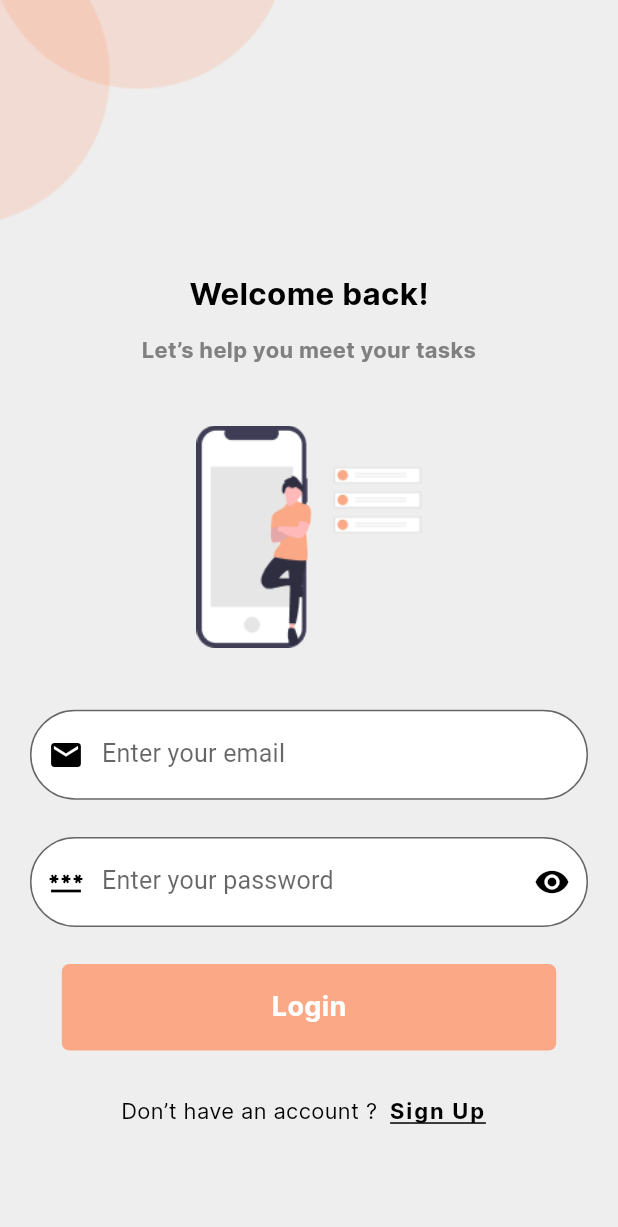
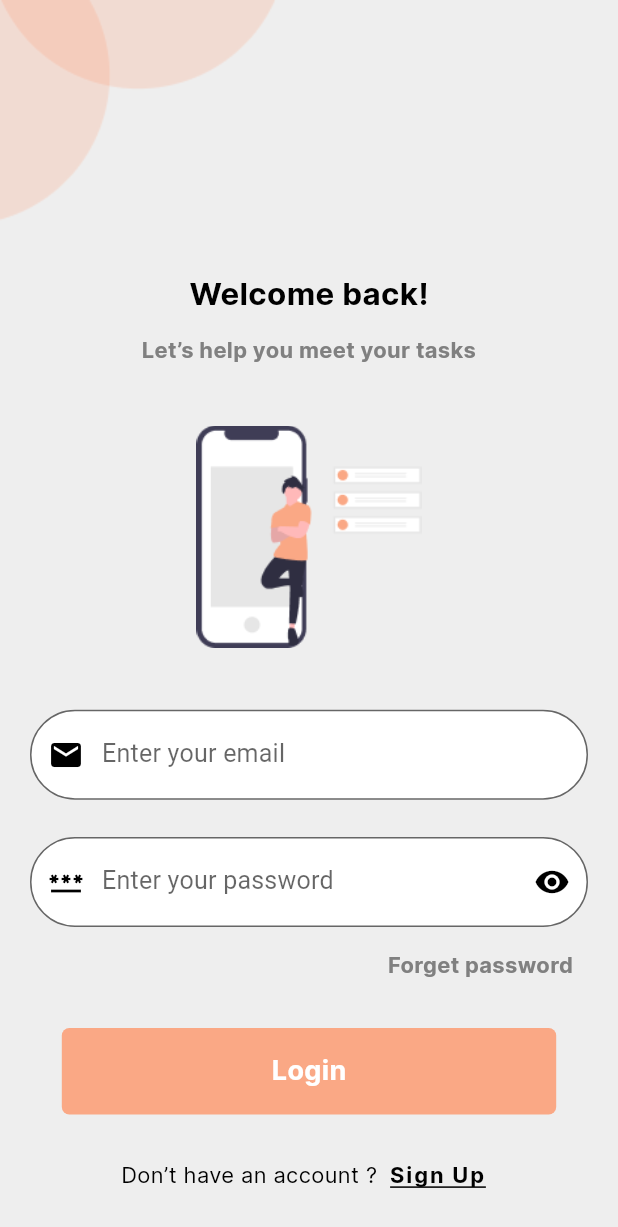
Before and after one commit to muneeb-shahid/Notepad, a Flutter app: the Login screen opened directly, on a phone screen of 412 x 824 dp. Shown: the top 1227 px of the screen. Run offline on Flutter 3.47's test engine with Material 2 defaults, Android fonts, the phone set to English and light mode, and no system bars; our stand-ins replace cloud_firestore, firebase_auth, firebase_core, flutter_screenutil, get, lottie; accounts and stored records are empty.

Commit message:
Eleven commit

```diff
--- a/lib/controller/EmailVerificationController/EmailVerificationController.dart
+++ b/lib/controller/EmailVerificationController/EmailVerificationController.dart
@@ -63,13 +63,13 @@ class EmailVerificationController extends GetxController {
 
   Future<void> checkEmailVerified() async {
     await FirebaseAuth.instance.currentUser!.reload();
-
     _isEmailVerified = !_isEmailVerified;
 
     _isEmailVerified = FirebaseAuth.instance.currentUser!.emailVerified;
 
     if (isEmailVerified) {
       Get.offAll(home());
+      timer?.cancel();
     }
   }
 }
--- a/lib/home.dart
+++ b/lib/home.dart
@@ -1,6 +1,7 @@
 import 'package:cloud_firestore/cloud_firestore.dart';
 import 'package:firebase_auth/firebase_auth.dart';
 import 'package:flutter/material.dart';
+import 'package:get/get.dart';
 
 class home extends StatelessWidget {
   const home({super.key});
--- a/lib/main.dart
+++ b/lib/main.dart
@@ -36,8 +36,8 @@ class MyApp extends StatelessWidget {
           theme: ThemeData(
             textTheme: Typography.englishLike2018.apply(fontSizeFactor: 1.sp),
           ),
-          // getPages: AppRoutes.appRoutes(),
-          home: Login(),
+          getPages: AppRoutes.appRoutes(),
+          // home: Login(),
         );
       },
     );
--- a/lib/view/login/login.dart
+++ b/lib/view/login/login.dart
@@ -84,7 +84,7 @@ class Login extends StatelessWidget {
                           children: [
                             // Email TextFormField
                             TextFormField(
-                              controller: loginController.emailAddress,
+                              controller: loginController.login_emailAddress,
                               focusNode: loginController.focusNode1,
                               onFieldSubmitted: (value) {
                                 FocusScope.of(context)
@@ -120,7 +120,7 @@ class Login extends StatelessWidget {
                             // Password TextFormField
                             TextFormField(
                               obscureText: signUpController.isObscured.value,
-                              controller: loginController.password,
+                              controller: loginController.login_password,
                               focusNode: loginController.focusNode2,
                               style: TextStyle(
                                   color: Colors_Constants.app_black_color),
@@ -163,10 +163,36 @@ class Login extends StatelessWidget {
                   ),
                 ),
                 SizedBox(
+                  height: heightt * 0.02,
+                ),
+                Row(
+                  mainAxisAlignment: MainAxisAlignment.end,
+                  children: [
+                    Padding(
+                      padding: const EdgeInsets.only(right: 30),
+                      child: InkWell(
+                        onTap: () {},
+                        child: Text(
+                          "Forget password",
+                          style: TextStyle(
+                              fontFamily:
+                                  Fonts_Size_Constants.regular_font_family,
+                              fontWeight: FontWeight.bold,
+                              color: Colors_Constants.app_grey_color,
+                              fontSize: Fonts_Size_Constants.text_font_size.sp),
+                        ),
+                      ),
+                    )
+                  ],
+                ),
+                SizedBox(
+                  height: heightt * 0.01,
+                ),
+                SizedBox(
                   height: heightt * 0.03,
                 ),
                 customLogin_SignupButton(
-                    func: () => null,
+                    func: () => loginController.login(),
                     innerColor: Colors_Constants.app_pink_color,
                     textColor: Colors_Constants.app_white_color,
                     text: "Login")
--- a/lib/view/signUp/signUp.dart
+++ b/lib/view/signUp/signUp.dart
@@ -74,7 +74,7 @@ class SignUp extends StatelessWidget {
                             // Name TextFormField
                             TextFormField(
                               controller:
-                                  signUpController.NameTextEditingController,
+                                  signUpController.NameTextEditingController.clear(),
                               keyboardType: TextInputType.name,
                               focusNode: signUpController.focusNode1,
                               onFieldSubmitted: (value) {
@@ -108,7 +108,7 @@ class SignUp extends StatelessWidget {
                             ),
                             // Email TextFormField
                             TextFormField(
-                              controller: signUpController.emailAddress,
+                              controller: signUpController.emailAddress.clear(),
                               focusNode: signUpController.focusNode2,
                               onFieldSubmitted: (value) {
                                 FocusScope.of(context)
@@ -144,7 +144,7 @@ class SignUp extends StatelessWidget {
                             // Password TextFormField
                             TextFormField(
                               obscureText: signUpController.isObscured.value,
-                              controller: signUpController.password,
+                              controller: signUpController.password.clear(),
                               focusNode: signUpController.focusNode3,
                               style: TextStyle(
                                   color: Colors_Constants.app_black_color),
```
Also changed, not shown: lib/controller/LoginController/LoginController.dart (+54 -5 lines).
